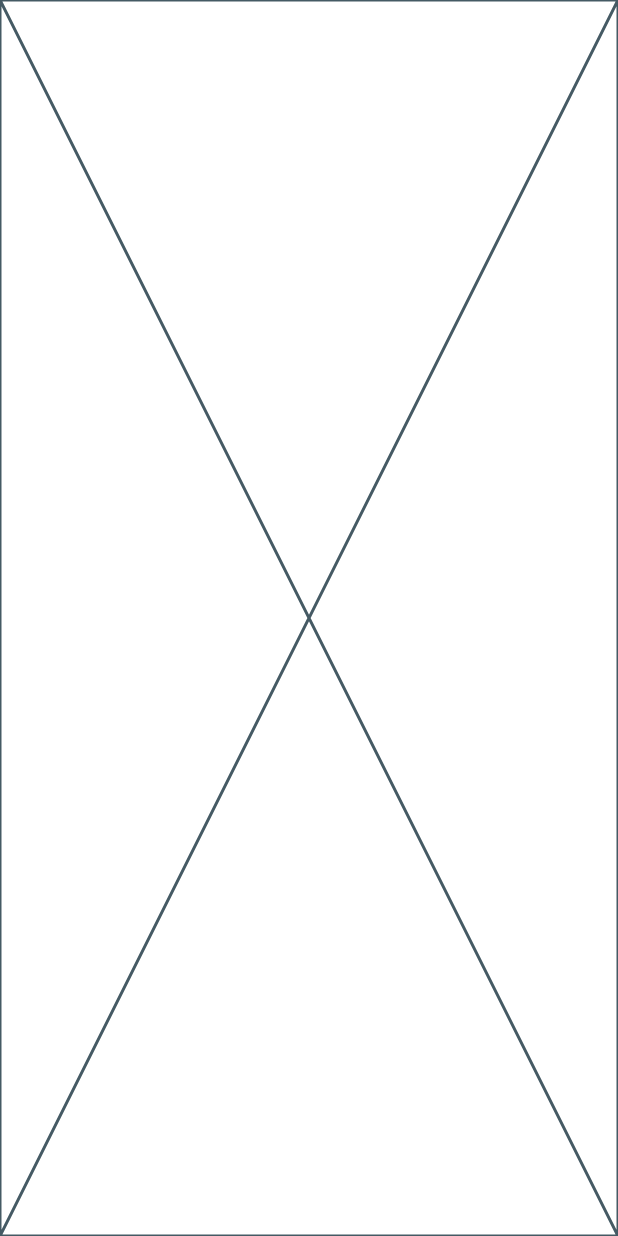
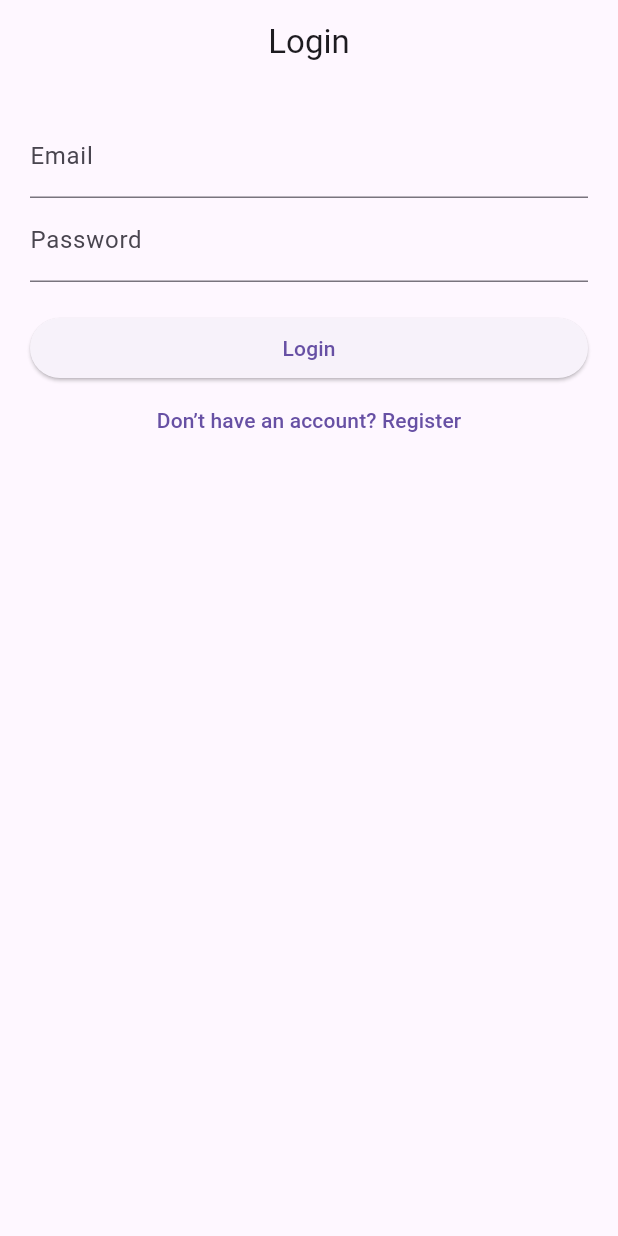
Before and after one commit to lames0ahmed/Activity-app, a Flutter app: the screen it shows after launch, on a phone screen of 412 x 824 dp. Run offline on Flutter 3.47's test engine with Material 3 defaults, Android fonts, the phone set to English and light mode, and no system bars; our stand-ins replace cloud_firestore, firebase_auth, firebase_core; accounts and stored records are empty.

Commit message:
connected firebase and added login/register page or that what it should be

```diff
--- /dev/null
+++ b/lib/auth_page.dart
@@ -0,0 +1,109 @@
+import 'package:flutter/material.dart';
+import 'package:firebase_auth/firebase_auth.dart';
+import 'package:cloud_firestore/cloud_firestore.dart';
+
+class AuthPage extends StatefulWidget {
+  const AuthPage({super.key});
+
+  @override
+  State<AuthPage> createState() => _AuthPageState();
+}
+
+class _AuthPageState extends State<AuthPage> {
+  bool isLogin = true;
+
+  final _formKey = GlobalKey<FormState>();
+  final _nameController = TextEditingController();
+  final _emailController = TextEditingController();
+  final _phoneController = TextEditingController();
+  final _passwordController = TextEditingController();
+
+  Future<void> submit() async {
+    if (!_formKey.currentState!.validate()) return;
+
+    final auth = FirebaseAuth.instance;
+    final firestore = FirebaseFirestore.instance;
+
+    try {
+      if (isLogin) {
+
+        await auth.signInWithEmailAndPassword(
+          email: _emailController.text.trim(),
+          password: _passwordController.text.trim(),
+        );
+      } else {
+        // 🔹 Register
+        final userCredential = await auth.createUserWithEmailAndPassword(
+          email: _emailController.text.trim(),
+          password: _passwordController.text.trim(),
+        );
+
+
+        await firestore.collection('students').doc(userCredential.user!.uid).set({
+          'name': _nameController.text.trim(),
+          'email': _emailController.text.trim(),
+          'phone': _phoneController.text.trim(),
+          'createdAt': Timestamp.now(),
+        });
+      }
+    } catch (e) {
+      ScaffoldMessenger.of(context).showSnackBar(
+        SnackBar(content: Text(e.toString())),
+      );
+    }
+  }
+
+  @override
+  Widget build(BuildContext context) {
+    return Scaffold(
+      appBar: AppBar(
+        title: Text(isLogin ? 'Login' : 'Register'),
+        centerTitle: true,
+      ),
+      body: Padding(
+        padding: const EdgeInsets.all(20),
+        child: Form(
+          key: _formKey,
+          child: ListView(
+            children: [
+              if (!isLogin)
+                TextFormField(
+                  controller: _nameController,
+                  decoration: const InputDecoration(labelText: 'Name'),
+                  validator: (value) => value!.isEmpty ? 'Enter your name' : null,
+                ),
+              TextFormField(
+                controller: _emailController,
+                decoration: const InputDecoration(labelText: 'Email'),
+                validator: (value) => value!.isEmpty ? 'Enter your email' : null,
+              ),
+              if (!isLogin)
+                TextFormField(
+                  controller: _phoneController,
+                  decoration: const InputDecoration(labelText: 'Phone'),
+                  validator: (value) => value!.isEmpty ? 'Enter your phone' : null,
+                ),
+              TextFormField(
+                controller: _passwordController,
+                obscureText: true,
+                decoration: const InputDecoration(labelText: 'Password'),
+                validator: (value) => value!.length < 8 ? 'At least 8 characters' : null,
+              ),
+              const SizedBox(height: 20),
+              ElevatedButton(
+                onPressed: submit,
+                child: Text(isLogin ? 'Login' : 'Register'),
+              ),
+              TextButton(
+                onPressed: () => setState(() => isLogin = !isLogin),
+                child: Text(isLogin
+                    ? 'Don’t have an account? Register'
+                    : 'Already registered? Login'),
+              ),
+            ],
+          ),
+        ),
+      ),
+    );
+  }
+}
--- a/lib/main.dart
+++ b/lib/main.dart
@@ -1,7 +1,12 @@
+import 'auth_page.dart';
+import 'firebase_options.dart';
+import 'package:firebase_core/firebase_core.dart';
 import 'package:flutter/material.dart';
 
-void main() {
-  runApp(const MyApp() as Widget);
+void main() async {
+  WidgetsFlutterBinding.ensureInitialized();
+  await Firebase.initializeApp(options: DefaultFirebaseOptions.currentPlatform);
+  runApp(const MyApp());
 }
 
 class MyApp extends StatelessWidget {
@@ -9,6 +14,9 @@ class MyApp extends StatelessWidget {
 
   @override
   Widget build(BuildContext context) {
-    return const Placeholder();
+    return const MaterialApp(
+      debugShowCheckedModeBanner: false,
+      home: AuthPage(),
+    );
   }
 }
```
Also changed, not shown: firebase.json (added), lib/firebase_options.dart (added), 3 other files.
